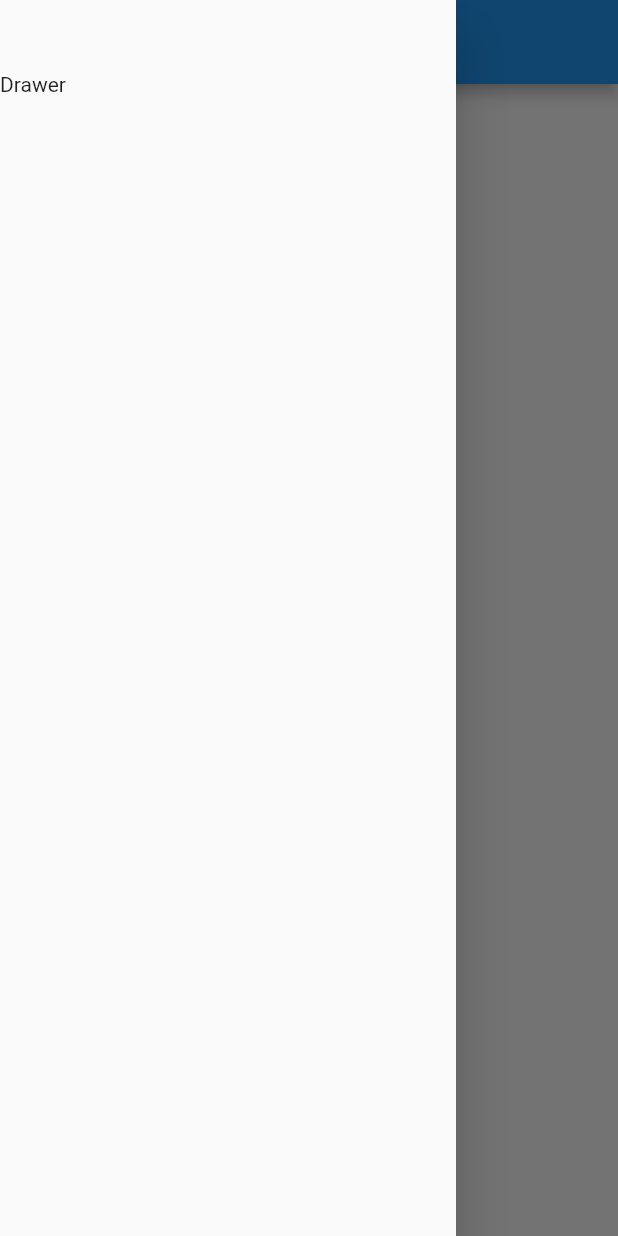
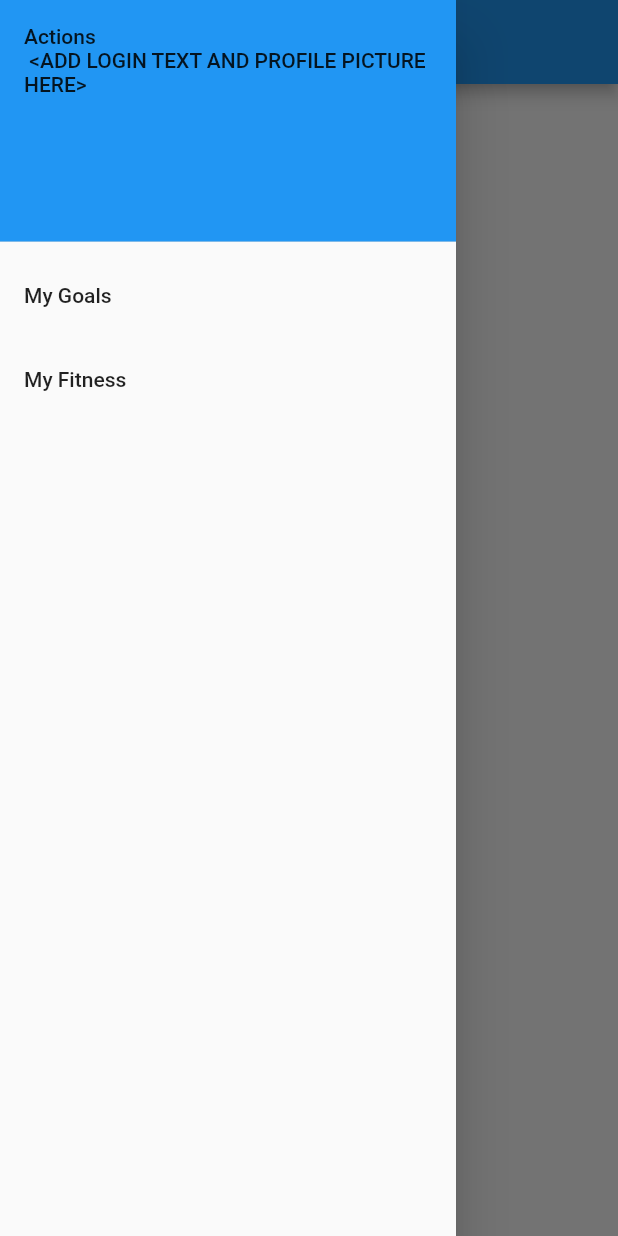
Before and after one commit to ChicoState/WorkoutPlanner, a Flutter app: the screen it shows after launch, with the side drawer open, on a phone screen of 412 x 824 dp. Run offline on Flutter 3.47's test engine with Material 2 defaults, Android fonts, the phone set to English and light mode, and no system bars.

Commit message:
Added My Goals and My Fitness pages to drawer

```diff
--- a/workout_planner/lib/main.dart
+++ b/workout_planner/lib/main.dart
@@ -4,7 +4,6 @@ void main() => runApp(App());
 
 class App extends StatelessWidget
 {
-  // This widget is the root of your application.
   @override
   Widget build(BuildContext context)
   {
@@ -24,9 +23,91 @@ class HomePage extends StatelessWidget
         title: Text("Workout Planner")
       ),
 
-      drawer: Drawer(
-        child: Text("\n\n\nDrawer")
+      drawer: NavDrawer()
+    );
+  }
+}
+
+class NavDrawer extends StatelessWidget
+{
+  @override
+  Widget build(BuildContext context)
+  {
+    return Drawer(
+      child: ListView(
+        children: <Widget>[
+          DrawerHeader(
+            child: Text("Actions\n <ADD LOGIN TEXT AND PROFILE PICTURE HERE>"),
+            decoration: BoxDecoration(
+              color: Colors.blue
+            ),
+          ),
+
+          ListTile(
+            title: Text("My Goals"),
+            onTap: () {
+              Navigator.pop(context);
+              Navigator.push(context, MaterialPageRoute(
+                  builder: (context) => new MyGoalsPage()));
+            },
+          ),
+
+            ListTile(
+              title: Text("My Fitness"),
+              onTap: () {
+              Navigator.pop(context);
+              Navigator.push(context, MaterialPageRoute(
+              builder: (context) => new MyFitnessPage()));
+            },
+          )
+        ],
       )
     );
   }
 }
+
+// page to add, track, and edit goals
+class MyGoalsPage extends StatelessWidget
+{
+  @override
+  Widget build(BuildContext context)
+  {
+    return Scaffold(
+      drawer: NavDrawer(),
+      appBar: AppBar(
+        title: Text("My Goals")
+      ),
+
+      body: Text("Goals Page"),
+
+      floatingActionButton: FloatingActionButton(
+        onPressed:() {},
+        child: Icon(Icons.add)
+      ),
+
+    );
+  }
+}
+
+// page to add and update personal weight
+class MyFitnessPage extends StatelessWidget
+{
+  @override
+  Widget build(BuildContext context)
+  {
+    return Scaffold(
+      drawer: NavDrawer(),
+      appBar: AppBar(
+        title: Text("My Fitness")
+      ),
+
+      body: Text("Fitness Page"),
+
+      floatingActionButton: FloatingActionButton(
+        onPressed:() {},
+        child: Icon(Icons.add)
+      ),
+
+    );
+  }
+}
```
